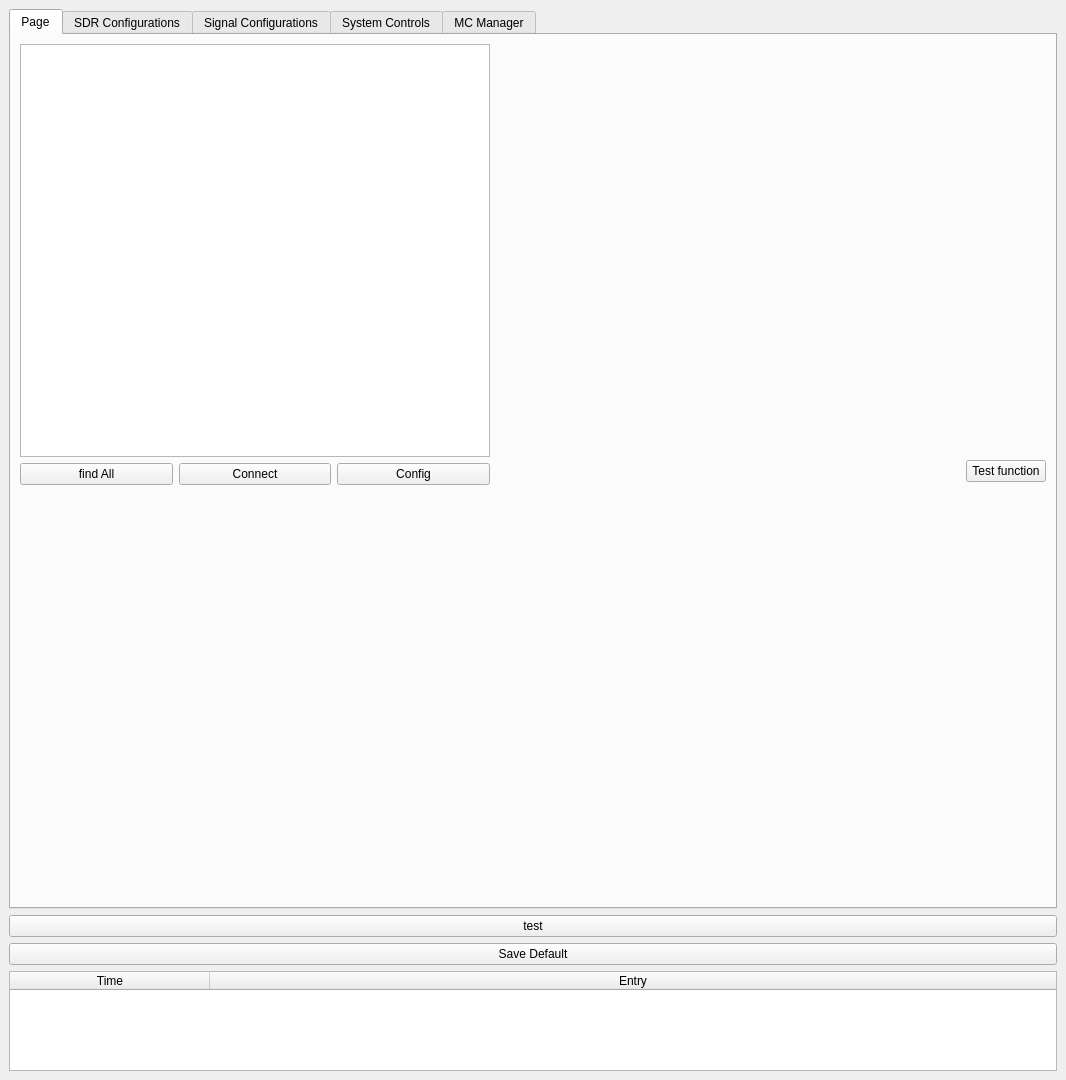
Qt form caa_project/maingui.ui (jranstrom/usrp_caa_ui) before a commit.
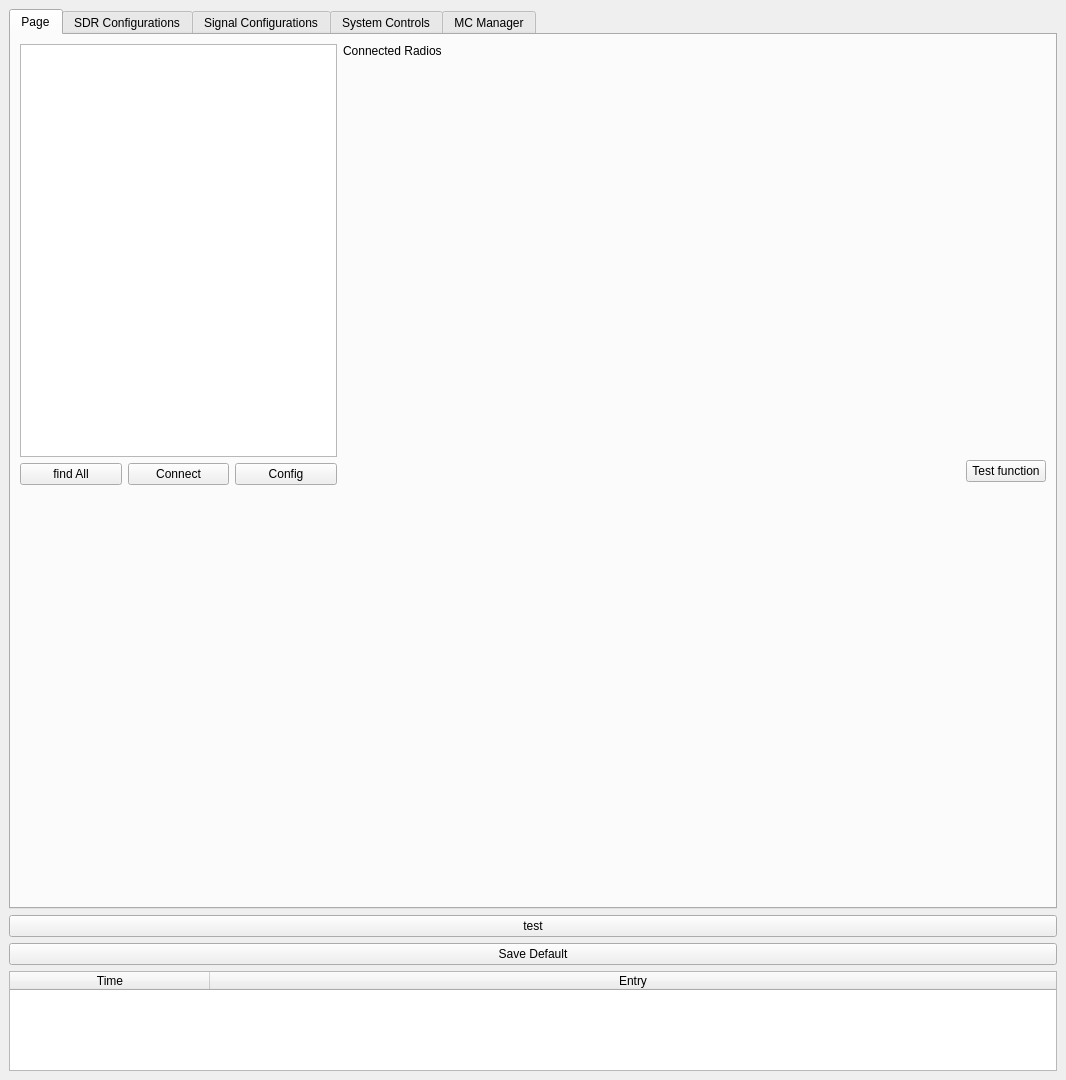
The same form after that commit. The open tabs and pages were chosen to show the change. Custom widgets are drawn as their Qt base class.

Commit message: Updated GUI so that the window takes on the minimum size for each tab; if user resizes, then that is the new size of the tab

```diff
--- a/caa_project/maingui.ui
+++ b/caa_project/maingui.ui
@@ -107,6 +107,42 @@
           </item>
          </layout>
         </item>
+        <item>
+         <layout class="QVBoxLayout" name="vl_radio_controls">
+          <item>
+           <widget class="QLabel" name="label_8">
+            <property name="minimumSize">
+             <size>
+              <width>300</width>
+              <height>0</height>
+             </size>
+            </property>
+            <property name="maximumSize">
+             <size>
+              <width>16777215</width>
+              <height>25</height>
+             </size>
+            </property>
+            <property name="text">
+             <string>Connected Radios</string>
+            </property>
+           </widget>
+          </item>
+          <item>
+           <spacer name="verticalSpacer_7">
+            <property name="orientation">
+             <enum>Qt::Vertical</enum>
+            </property>
+            <property name="sizeHint" stdset="0">
+             <size>
+              <width>20</width>
+              <height>40</height>
+             </size>
+            </property>
+           </spacer>
+          </item>
+         </layout>
+        </item>
         <item>
          <spacer name="horizontalSpacer_22">
           <property name="orientation">
```
Left out of the diff: 259 changed lines with no effect on the pictures. Lines whose indentation alone changed are shown as unchanged. The commit also changes 2 other files.
